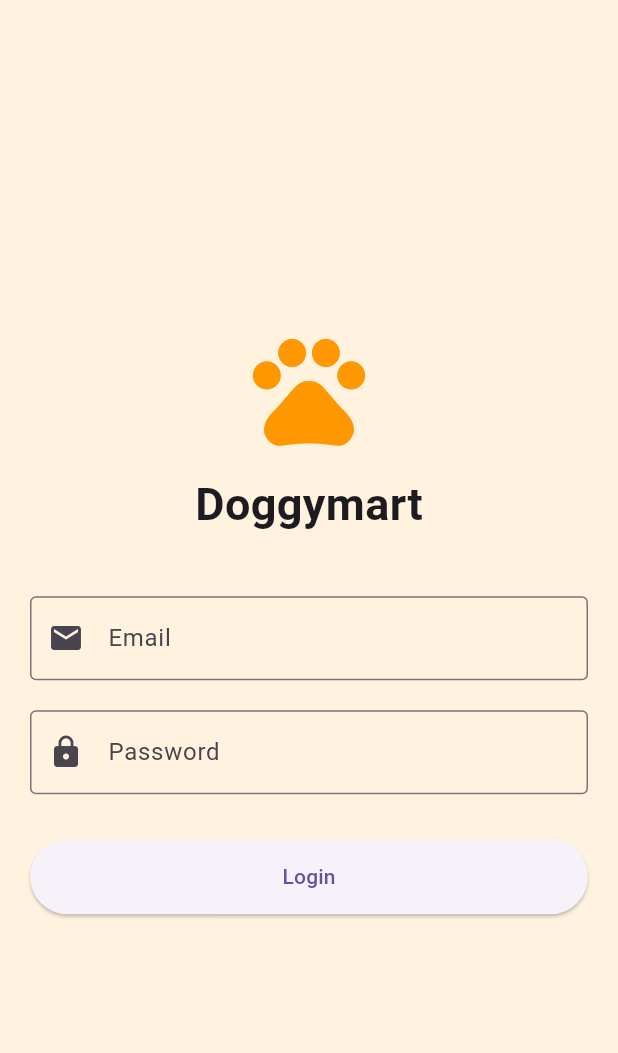
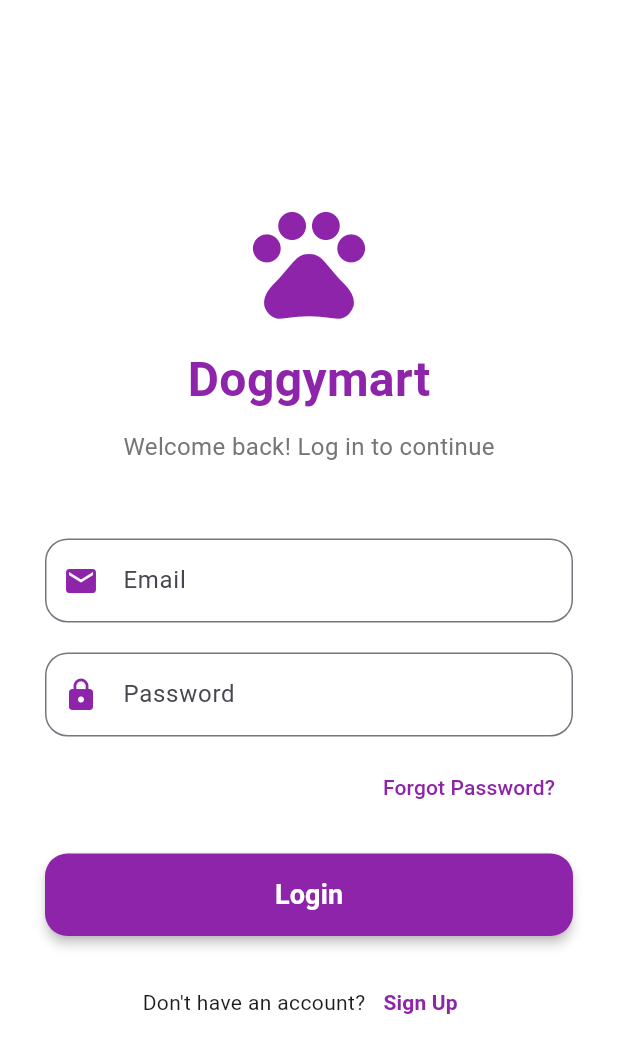
Before and after one commit to lakshima045/dogger_mart_app, a Flutter app: the screen it shows after launch, on a phone screen of 412 x 824 dp. Shown: the top 1053 px of the screen. Run offline on Flutter 3.47's test engine with Material 3 defaults, Android fonts, the phone set to English and light mode, and no system bars.

Commit message:
Update login_page.dart

```diff
--- a/lib/login_page.dart
+++ b/lib/login_page.dart
@@ -1,106 +1,154 @@
 import 'package:flutter/material.dart';
-
-/* ---------------- LOGIN PAGE ---------------- */
+//import 'welcome_page.dart';
 
 class LoginPage extends StatelessWidget {
+  const LoginPage({super.key});
+
   @override
   Widget build(BuildContext context) {
     return Scaffold(
-      backgroundColor: Colors.orange[50],
-      body: Padding(
-        padding: const EdgeInsets.all(20),
+      backgroundColor: Colors.white, // Clean white background
+      body: SingleChildScrollView(
+        // Prevents overflow when keyboard appears
+        child: Padding(
+          padding: const EdgeInsets.symmetric(horizontal: 30, vertical: 80),
           child: Column(
             mainAxisAlignment: MainAxisAlignment.center,
             children: [
-            Icon(Icons.pets, size: 90, color: Colors.orange),
-            SizedBox(height: 10),
+              const SizedBox(height: 50),
+              // Logo Section
+              const Icon(
+                Icons.pets,
+                size: 90,
+                color: Color(0xFF8E24AA), // Signature Purple
+              ),
+              const SizedBox(height: 10),
+              const Text(
+                "Doggymart",
+                style: TextStyle(
+                  fontSize: 32,
+                  fontWeight: FontWeight.bold,
+                  color: Color(0xFF8E24AA),
+                ),
+              ),
+              const SizedBox(height: 10),
+              Text(
+                "Welcome back! Log in to continue",
+                style: TextStyle(color: Colors.grey[600], fontSize: 16),
+              ),
 
-            Text(
-              "Doggymart",
-              style: TextStyle(fontSize: 30, fontWeight: FontWeight.bold),
-            ),
-            SizedBox(height: 40),
+              const SizedBox(height: 50),
 
+              // Email Field
               TextField(
                 decoration: InputDecoration(
                   labelText: "Email",
-                border: OutlineInputBorder(),
-                prefixIcon: Icon(Icons.email),
+                  hintText: "example@mail.com",
+                  prefixIcon: const Icon(Icons.email, color: Color(0xFF8E24AA)),
+                  border: OutlineInputBorder(
+                    borderRadius: BorderRadius.circular(15),
+                  ),
+                  focusedBorder: OutlineInputBorder(
+                    borderRadius: BorderRadius.circular(15),
+                    borderSide: const BorderSide(
+                      color: Color(0xFF8E24AA),
+                      width: 2,
                     ),
                   ),
-            SizedBox(height: 20),
+                ),
+              ),
 
+              const SizedBox(height: 20),
+
+              // Password Field
               TextField(
                 obscureText: true,
                 decoration: InputDecoration(
                   labelText: "Password",
-                border: OutlineInputBorder(),
-                prefixIcon: Icon(Icons.lock),
+                  prefixIcon: const Icon(Icons.lock, color: Color(0xFF8E24AA)),
+                  border: OutlineInputBorder(
+                    borderRadius: BorderRadius.circular(15),
+                  ),
+                  focusedBorder: OutlineInputBorder(
+                    borderRadius: BorderRadius.circular(15),
+                    borderSide: const BorderSide(
+                      color: Color(0xFF8E24AA),
+                      width: 2,
                     ),
                   ),
-            SizedBox(height: 30),
+                ),
+              ),
 
-            ElevatedButton(
+              const SizedBox(height: 10),
+
+              // Forgot Password Link
+              Align(
+                alignment: Alignment.centerRight,
+                child: TextButton(
+                  onPressed: () {},
+                  child: const Text(
+                    "Forgot Password?",
+                    style: TextStyle(color: Color(0xFF8E24AA)),
+                  ),
+                ),
+              ),
+
+              const SizedBox(height: 20),
+
+              // Login Button
+              SizedBox(
+                width: double.infinity,
+                height: 55,
+                child: ElevatedButton(
                   onPressed: () {
-                Navigator.push(
+                    Navigator.pushReplacement(
                       context,
-                  MaterialPageRoute(builder: (context) => HomePage()),
+                      MaterialPageRoute(
+                        builder: (context) => const WelcomePage(),
+                      ),
                     );
                   },
                   style: ElevatedButton.styleFrom(
-                minimumSize: Size(double.infinity, 50),
+                    backgroundColor: const Color(0xFF8E24AA),
+                    shape: RoundedRectangleBorder(
+                      borderRadius: BorderRadius.circular(15),
                     ),
-              child: Text("Login"),
+                    elevation: 3,
+                  ),
+                  child: const Text(
+                    "Login",
+                    style: TextStyle(
+                      color: Colors.white,
+                      fontSize: 18,
+                      fontWeight: FontWeight.bold,
+                    ),
+                  ),
+                ),
+              ),
+
+              const SizedBox(height: 20),
+
+              // Sign Up Option
+              Row(
+                mainAxisAlignment: MainAxisAlignment.center,
+                children: [
+                  const Text("Don't have an account?"),
+                  TextButton(
+                    onPressed: () {},
+                    child: const Text(
+                      "Sign Up",
+                      style: TextStyle(
+                        fontWeight: FontWeight.bold,
+                        color: Color(0xFF8E24AA),
+                      ),
+                    ),
                   ),
                 ],
+              ),
+            ],
+          ),
         ),
       ),
     );
   }
 }
-
-/* ---------------- HOME PAGE ---------------- */
-
-class HomePage extends StatelessWidget {
-  @override
-  Widget build(BuildContext context) {
-    return Scaffold(
-      appBar: AppBar(
-        title: Text("Doggymart Home"),
-        backgroundColor: Colors.orange,
-      ),
-      body: Padding(
-        padding: const EdgeInsets.all(20),
-        child: Column(
-          crossAxisAlignment: CrossAxisAlignment.start,
-          children: [
-            Text(
-              "Welcome to Doggymart 🐶",
-              style: TextStyle(fontSize: 24, fontWeight: FontWeight.bold),
-            ),
-            SizedBox(height: 20),
-
-            ElevatedButton(
-              onPressed: () {},
-              child: Text("View Products"),
-            ),
-            SizedBox(height: 10),
-
-            ElevatedButton(
-              onPressed: () {},
-              child: Text("My Orders"),
-            ),
-            SizedBox(height: 10),
-
-            ElevatedButton(
-              onPressed: () {
-                Navigator.pop(context);
-              },
-              child: Text("Logout"),
-            ),
-          ],
-        ),
-      ),
-    );
-  }
-}
```
Lines whose indentation alone changed are shown as unchanged.
